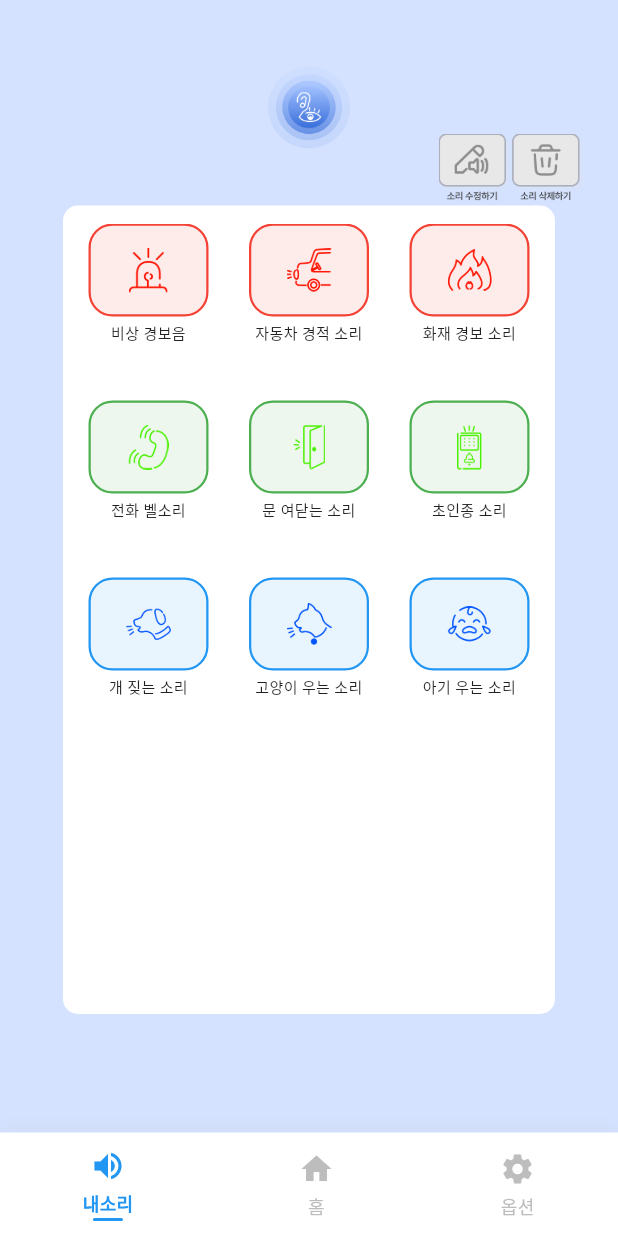
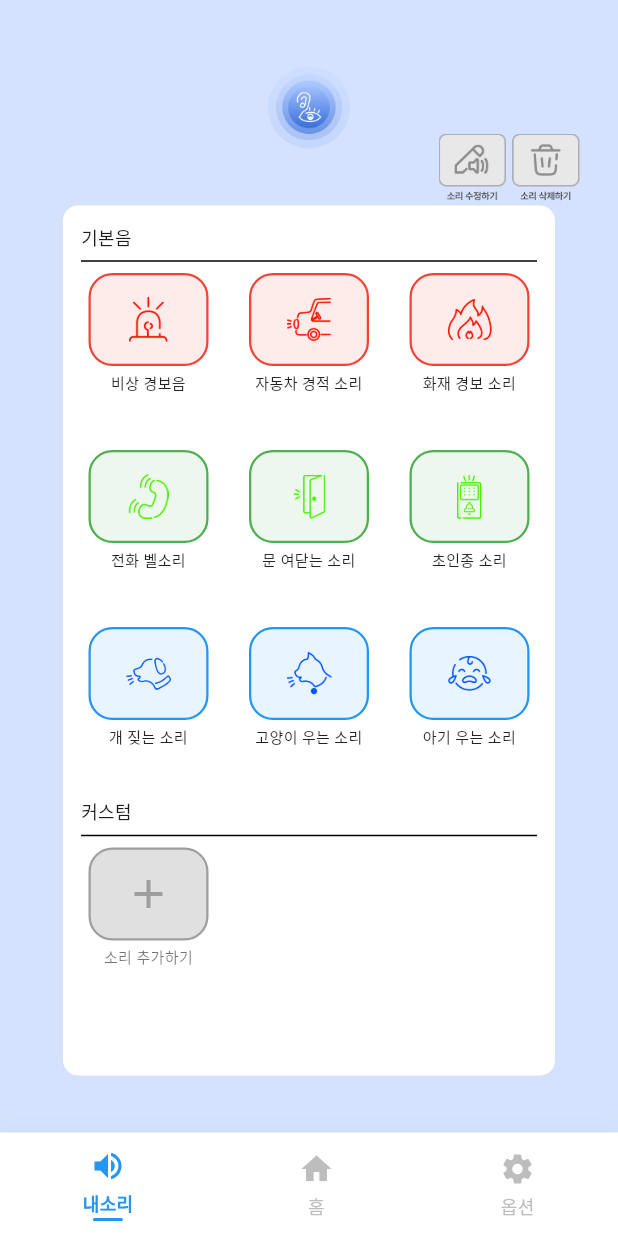
Before and after one commit to 2025-HSU-Team/Frontend, a Flutter app: the DeleteScreen screen opened directly, on a phone screen of 412 x 824 dp. Run offline on Flutter 3.47's test engine with Material 3 defaults, Android fonts, the phone set to English and light mode, and no system bars; our stand-ins replace permission_handler; missing offline and left inert: flutter_sound, record.

Commit message:
feat: delete_screen에 커스텀 코드 추가

```diff
--- a/lib/custom/add_sounds.dart
+++ b/lib/custom/add_sounds.dart
@@ -444,7 +444,7 @@ class _AddSoundsState extends State<AddSounds> {
         ],
       ),
 
-      // ✅ 여기서 바텀 네비게이션 붙임
+      // 여기서 바텀 네비게이션 붙임
       bottomNavigationBar: BottomNavigation(
         selectedTabIndex: _selectedTabIndex,
         onTabChanged: _onTabChanged,
--- a/lib/custom/basic_screen.dart
+++ b/lib/custom/basic_screen.dart
@@ -7,6 +7,7 @@ class BasicScreen extends StatelessWidget {
 
   @override
   Widget build(BuildContext context) {
+    final ScrollController _scrollController = ScrollController(); //스크롤바를 위한 선언
     return Scaffold(
       backgroundColor: const Color(0xFFD4E2FF), //배경색
       body: Stack(
@@ -71,6 +72,11 @@ class BasicScreen extends StatelessWidget {
               //흰 박스 안에 추가하는 부분
               child: Padding(
                 padding: const EdgeInsets.all(12),
+                child: Scrollbar(
+                  controller: _scrollController, //스크롤바 컨트롤러
+                  thumbVisibility: true, //스크롤바 항상 보이게
+                  child: SingleChildScrollView(
+                    controller: _scrollController,//스크롤뷰 컨트롤러
                     child: Column(
                       crossAxisAlignment: CrossAxisAlignment.start,
                       children: [
@@ -93,6 +99,8 @@ class BasicScreen extends StatelessWidget {
                             mainAxisSpacing: 28,
                             crossAxisSpacing: 17,
                             padding: EdgeInsets.zero,
+                            shrinkWrap: true,//전체 스크롤뷰에 맞게 줄어듦
+                            physics: const NeverScrollableScrollPhysics(),
                             children: const [
                               SoundBox(
                                 image: 'assets/images/emergency.png',
@@ -167,12 +175,16 @@ class BasicScreen extends StatelessWidget {
                             mainAxisSpacing: 28,
                             crossAxisSpacing: 17,
                             padding: EdgeInsets.zero,
+                            shrinkWrap: true,
+                            physics: NeverScrollableScrollPhysics(),
                             children: const [
                               AddSoundBox(),
                             ],
                           ),
                         ),
                       ],
+                    ),
+                  ),
                 ),
               ),
 
--- a/lib/custom/delete_screen.dart
+++ b/lib/custom/delete_screen.dart
@@ -59,7 +59,7 @@ class DeleteScreen extends StatelessWidget {
             left: (MediaQuery.of(context).size.width - 328) / 2, //가운데 정렬
             child: Container(
               width: 328,
-              height: 539,
+              height: 580,
               decoration: BoxDecoration(
                 color: Colors.white,
                 borderRadius: BorderRadius.circular(10),
@@ -72,6 +72,16 @@ class DeleteScreen extends StatelessWidget {
                 child: Column(
                   crossAxisAlignment: CrossAxisAlignment.start,
                   children: [
+
+                    const Text(
+                      "기본음",
+                      style: TextStyle(
+                        fontSize: 12,
+                        fontWeight: FontWeight.w400,
+                      ),
+                    ),
+
+                    const Divider(color: Colors.black),
 
                     SizedBox(
                       height: 350,
@@ -127,12 +137,34 @@ class DeleteScreen extends StatelessWidget {
                             label: '아기 우는 소리',
                             color: Colors.blue,
                           ),
-
-                          //커스텀 (소리 추가 버튼)
-                          AddSoundBox(),
                         ],
                       ),
                     ),
+
+                    //커스텀
+                    const Text(
+                      "커스텀",
+                      style: TextStyle(
+                        fontSize: 12,
+                        fontWeight: FontWeight.w400,
+                      ),
+                    ),
+                          const Divider(color: Colors.black),
+
+                          SizedBox(
+                            height: 100,
+                            child: GridView.count(
+                              crossAxisCount: 3,
+                              mainAxisSpacing: 28,
+                              crossAxisSpacing: 17,
+                              padding: EdgeInsets.zero ,
+                              shrinkWrap: true,
+                              physics: const NeverScrollableScrollPhysics(),
+                              children: const[
+                                AddSoundBox(),
+                              ],
+                            ),
+                          )
                   ],
                 ),
               ),
@@ -140,6 +172,7 @@ class DeleteScreen extends StatelessWidget {
           ),
         ],
       ),
+
 
       bottomNavigationBar: BottomNavigation(
         selectedTabIndex: 0, // "내소리" 탭이 선택된 상태
--- a/lib/main.dart
+++ b/lib/main.dart
@@ -23,7 +23,7 @@ class MyApp extends StatelessWidget {
     return MaterialApp(
       debugShowCheckedModeBanner: false,
       title: 'My Movie App',
-      home: const BasicScreen(),
+      home: const DeleteScreen(),
     );
   }
 }
```
Lines whose indentation alone changed are shown as unchanged.
